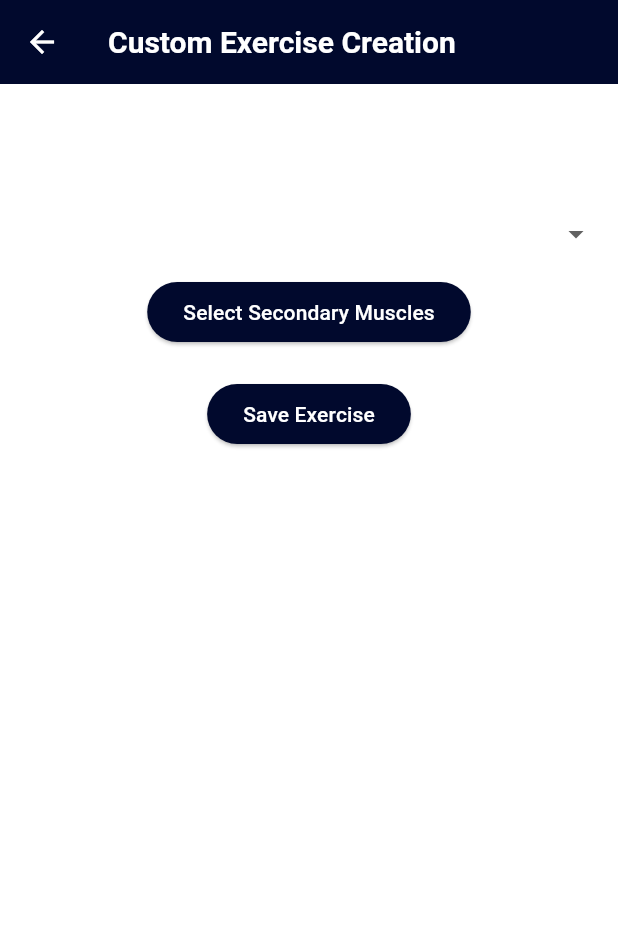
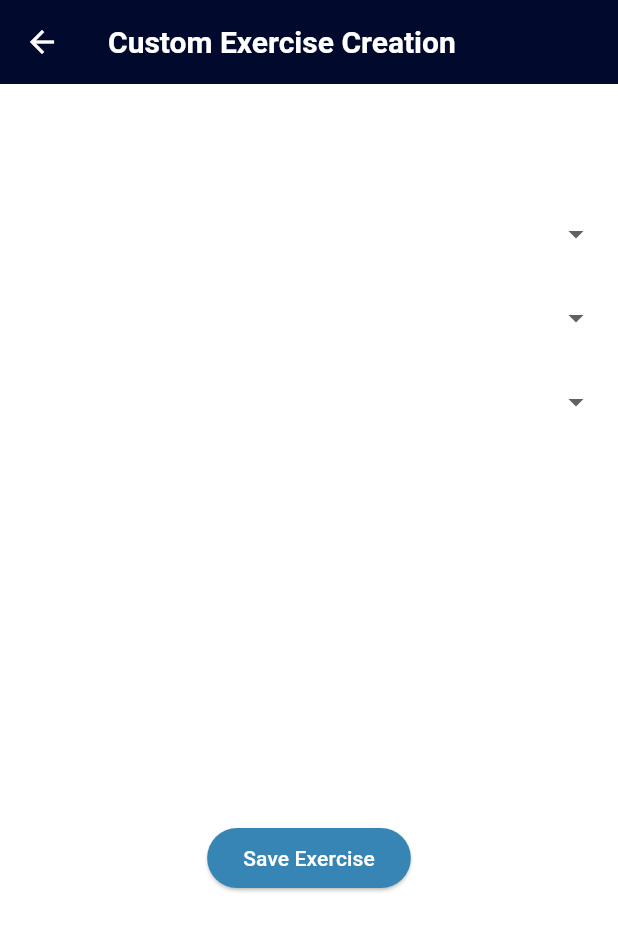
Before and after one commit to grantrisk/peak, a Flutter app: the CreateCustomExerciseScreen screen opened directly, on a phone screen of 412 x 824 dp. Shown: the top 931 px of the screen. Run offline on Flutter 3.47's test engine with Material 3 defaults, Android fonts, the phone set to English and light mode, and no system bars; our stand-ins replace audioplayers, cloud_firestore, firebase_auth, firebase_core, flutter_cache_manager, flutter_dotenv and 1 more; accounts and stored records are empty; network calls fail.

Commit message:
Features and expectations (#49)
This PR updates our README with a clear definition of what this app
needs to be capable of doing in the future. Also this PR updates and
creates models that the system will need to be able to handle. Future
PRs will need to resolve the current code and integrate it with the
models. Going to make this PR just to get the new models into the repo
and start focusing on cleaning up other code sections in other issues
and PRs.

Resolves #44

```diff
--- /dev/null
+++ b/lib/models/exercise_history_model.dart
@@ -0,0 +1,52 @@
+import 'package:peak/models/exercise_set_model.dart';
+
+class ExerciseHistory {
+  String id;
+  DateTime completedDate;
+  List<ExerciseSet> sets;
+  int totalWeightLifted;
+  int totalReps;
+  int totalSets;
+  int averageWeight;
+  int averageReps;
+
+  ExerciseHistory({
+    required this.id,
+    required this.completedDate,
+    required this.sets,
+    required this.totalWeightLifted,
+    required this.totalReps,
+    required this.totalSets,
+    required this.averageWeight,
+    required this.averageReps,
+  });
+
+  static fromJson(json) {
+    return ExerciseHistory(
+      id: json['id'] ?? '',
+      completedDate: DateTime.parse(json['completed_date']),
+      sets: json['sets'] != null
+          ? List<ExerciseSet>.from(
+              json['sets'].map((model) => ExerciseSet.fromJson(model)))
+          : [],
+      totalWeightLifted: json['total_weight_lifted'] ?? 0,
+      totalReps: json['total_reps'] ?? 0,
+      totalSets: json['total_sets'] ?? 0,
+      averageWeight: json['average_weight'] ?? 0,
+      averageReps: json['average_reps'] ?? 0,
+    );
+  }
+
+  toJson() {
+    return {
+      'id': id,
+      'completed_date': completedDate.toIso8601String(),
+      'sets': sets.map((s) => s.toJson()).toList(),
+      'total_weight_lifted': totalWeightLifted,
+      'total_reps': totalReps,
+      'total_sets': totalSets,
+      'average_weight': averageWeight,
+      'average_reps': averageReps,
+    };
+  }
+}
--- a/lib/models/exercise_model.dart
+++ b/lib/models/exercise_model.dart
@@ -1,4 +1,10 @@
-import 'exercise_set_model.dart';
+import 'package:peak/models/exercise_history_model.dart';
+import 'package:peak/models/exercise_set_model.dart';
+import 'package:peak/models/workout_session_model.dart';
+
+enum ExerciseEquipment { bodyWeight, dumbbell, barbell, machine, none }
+
+enum ExerciseType { strength, cardio, flexibility }
 
 class Exercise {
   String id;
@@ -8,6 +14,11 @@ class Exercise {
   List<ExerciseSet> sets;
   String owner = '';
   bool custom;
+  ExerciseType type;
+  ExerciseEquipment equipment;
+  int? difficulty; // 1-10
+  WorkoutSession? lastWorkoutSession;
+  ExerciseHistory? history;
 
   Exercise({
     required this.id,
@@ -16,7 +27,12 @@ class Exercise {
     required this.secondaryMuscles,
     required this.owner,
     required this.custom,
+    required this.type,
+    required this.equipment,
     this.sets = const [],
+    this.difficulty,
+    this.lastWorkoutSession,
+    this.history,
   });
 
   factory Exercise.fromJson(Map<String, dynamic> json) {
@@ -30,6 +46,19 @@ class Exercise {
           : [],
       owner: json['owner'] ?? 'NULL',
       custom: json['custom'] ?? false,
+      type: stringToExerciseType(json['type']),
+      equipment: stringToExerciseEquipment(json['equipment']),
+      sets: json['sets'] != null
+          ? List<ExerciseSet>.from(
+              json['sets'].map((model) => ExerciseSet.fromJson(model)))
+          : [],
+      difficulty: json['difficulty'] ?? 5,
+      lastWorkoutSession: json['last_workout_session'] != null
+          ? WorkoutSession.fromJson(json['last_workout_session'])
+          : null,
+      history: json['history'] != null
+          ? ExerciseHistory.fromJson(json['history'])
+          : null,
     );
   }
 
@@ -47,6 +76,36 @@ class Exercise {
         'secondary': secondaryMuscles,
       },
       'owner': owner,
+      'custom': custom,
+      'type': exerciseTypeToString(type),
+      'equipment': exerciseEquipmentToString(equipment),
+      'sets': sets.map((e) => e.toJson()).toList(),
+      'difficulty': difficulty,
+      'last_workout_session':
+          lastWorkoutSession != null ? lastWorkoutSession!.id : null,
+      'history': history != null ? history!.toJson() : null,
     };
   }
 }
+
+ExerciseType stringToExerciseType(String? typeString) {
+  return ExerciseType.values.firstWhere(
+    (type) => type.toString().split('.').last == typeString,
+    orElse: () => ExerciseType.strength, // Default value if not found
+  );
+}
+
+ExerciseEquipment stringToExerciseEquipment(String? equipmentString) {
+  return ExerciseEquipment.values.firstWhere(
+    (equipment) => equipment.toString().split('.').last == equipmentString,
+    orElse: () => ExerciseEquipment.none, // Default value if not found
+  );
+}
+
+String exerciseTypeToString(ExerciseType type) {
+  return type.toString().split('.').last;
+}
+
+String exerciseEquipmentToString(ExerciseEquipment equipment) {
+  return equipment.toString().split('.').last;
+}
--- a/lib/models/user_model.dart
+++ b/lib/models/user_model.dart
@@ -1,6 +1,25 @@
 class User {
-  String id; // User identifier, useful for Firestore
-  // Other user-related fields
+  String userId;
+  String email;
+  DateTime createdAt;
+  DateTime lastLogin;
+  String firstName;
+  String lastName;
+  String height;
+  int weight;
+  DateTime birthDate;
+  String sex;
 
-  User({required this.id});
+  User({
+    required this.userId,
+    required this.email,
+    required this.createdAt,
+    required this.lastLogin,
+    required this.firstName,
+    required this.lastName,
+    required this.height,
+    required this.weight,
+    required this.birthDate,
+    required this.sex,
+  });
 }
--- a/lib/models/workout_session_model.dart
+++ b/lib/models/workout_session_model.dart
@@ -1,15 +1,53 @@
 import 'package:flutter/cupertino.dart';
-
-import 'exercise_model.dart';
+import 'package:peak/models/exercise_model.dart';
+import 'package:peak/models/user_goal_model.dart';
 
 class WorkoutSession {
   String id = UniqueKey().toString();
   String owner = '';
   DateTime date;
   List<Exercise> exercises;
+  Duration duration = Duration.zero;
+  int? intensity; // 1-10
+  List<UserGoal>? goals = [];
+  String? notes = '';
 
   WorkoutSession(
-      {required this.date, required this.owner, List<Exercise>? exercises})
-      : exercises = exercises ??
-            []; // Providing a non-const default value using constructor body
+      {required this.date,
+      required this.owner,
+      required this.exercises,
+      required this.duration,
+      this.intensity,
+      this.goals,
+      this.notes});
+
+  static fromJson(json) {
+    return WorkoutSession(
+      date: DateTime.parse(json['date']),
+      owner: json['owner'] ?? 'unknown',
+      exercises: json['exercises'] != null
+          ? List<Exercise>.from(
+              json['exercises'].map((model) => Exercise.fromJson(model)))
+          : [],
+      duration: Duration(seconds: json['duration']),
+      intensity: json['intensity'],
+      goals: json['goals'] != null
+          ? List<UserGoal>.from(
+              json['goals'].map((model) => UserGoal.fromJson(model)))
+          : [],
+      notes: json['notes'],
+    );
+  }
+
+  toJson() {
+    return {
+      'date': date.toIso8601String(),
+      'owner': owner,
+      'exercises': exercises.map((e) => e.toJson()).toList(),
+      'duration': duration.inSeconds,
+      'intensity': intensity,
+      'goals': goals?.map((g) => g.toJson()).toList(),
+      'notes': notes,
+    };
+  }
 }
--- a/lib/repositories/ExerciseRepository.dart
+++ b/lib/repositories/ExerciseRepository.dart
@@ -12,7 +12,7 @@ class ExerciseRepository {
   final FirebaseAuth _auth = FirebaseAuth.instance;
   final CustomCacheManager _cacheManager = CustomCacheManager();
   final String defaultExerciseKey = 'default_exercises';
-  final String customExerciseKey = 'exercises';
+  final String customExerciseKey = 'custom_exercises';
 
   Future<List<Exercise>> fetchExercises() async {
     logger.info('Fetching exercises');
@@ -32,6 +32,11 @@ class ExerciseRepository {
       logger.info('Fetching default exercises from Firestore');
       var collection = await _firestore.collection(defaultExerciseKey).get();
 
+      /*
+        TODO: when generating a random workout, the default exercises are
+          fetched from Firestore and display on the workout screen with no
+          muscle groups
+      */
       List<Exercise> defaultExercises =
           collection.docs.map((doc) => Exercise.fromJson(doc.data())).toList();
 
@@ -67,7 +72,7 @@ class ExerciseRepository {
           .then((_) {
         logger.info('Exercise saved successfully');
       }).catchError((error) {
-        logger.error('Failed to save exercise');
+        logger.error('DB error: $error');
       });
 
       // Save the exercise to the cache
@@ -85,7 +90,7 @@ class ExerciseRepository {
 
       return true;
     } catch (e) {
-      logger.error('Failed to save exercise');
+      logger.error('Failed to save exercise: $e');
       return false;
     }
   }
--- a/lib/screens/create_custom_exercise_screen.dart
+++ b/lib/screens/create_custom_exercise_screen.dart
@@ -19,8 +19,9 @@ class _CreateCustomExerciseScreenState
   final _formKey = GlobalKey<FormState>();
   final TextEditingController _nameController = TextEditingController();
   String? _selectedPrimaryMuscle;
+  ExerciseType? _selectedExerciseType;
+  ExerciseEquipment? _selectedExerciseEquipment;
   List<String> _selectedSecondaryMuscles = [];
-  bool _isSecondaryMuscleSelectionOpen = false;
 
   List<String> muscles = [
     "shoulders",
@@ -82,6 +83,70 @@ class _CreateCustomExerciseScreenState
                   },
                 ),
                 DropdownButtonFormField<String>(
+                  value: _selectedExerciseType != null
+                      ? exerciseTypeToString(_selectedExerciseType!)
+                      : null,
+                  hint: Text(
+                    "Select Exercise Type",
+                    style: TextStyle(color: theme.colorScheme.onPrimary),
+                  ),
+                  items: ExerciseType.values.map((ExerciseType value) {
+                    return DropdownMenuItem<String>(
+                      value: exerciseTypeToString(value),
+                      child: Text(
+                        exerciseTypeToString(value),
+                        style: TextStyle(color: theme.colorScheme.onPrimary),
+                      ),
+                    );
+                  }).toList(),
+                  onChanged: (String? newValue) {
+                    setState(() {
+                      _selectedExerciseType = stringToExerciseType(newValue);
+                    });
+                  },
+                  decoration: InputDecoration(
+                    labelText: 'Exercise Type',
+                    labelStyle: TextStyle(color: theme.colorScheme.onPrimary),
+                  ),
+                  validator: (value) {
+                    if (value == null) {
+                      return 'Please select the exercise type';
+                    }
+                    return null;
+                  },
+                ),
+                DropdownButtonFormField<String>(
+                  value: _selectedExerciseEquipment != null
+                      ? exerciseEquipmentToString(_selectedExerciseEquipment!)
+                      : null,
+                  hint: Text("Select Equipment Type",
+                      style: TextStyle(color: theme.colorScheme.onPrimary)),
+                  items:
+                      ExerciseEquipment.values.map((ExerciseEquipment value) {
+                    return DropdownMenuItem<String>(
+                      value: exerciseEquipmentToString(value),
+                      child: Text(exerciseEquipmentToString(value),
+                          style: TextStyle(color: theme.colorScheme.onPrimary)),
+                    );
+                  }).toList(),
+                  onChanged: (String? newValue) {
+                    setState(() {
+                      _selectedExerciseEquipment =
+                          stringToExerciseEquipment(newValue);
+                    });
+                  },
+                  decoration: InputDecoration(
+                    labelText: 'Equipment Type',
+                    labelStyle: TextStyle(color: theme.colorScheme.onPrimary),
+                  ),
+                  validator: (value) {
+                    if (value == null) {
+                      return 'Please select the equipment type';
+                    }
+                    return null;
+                  },
+                ),
+                DropdownButtonFormField<String>(
                   value: _selectedPrimaryMuscle,
                   hint: Text("Select Primary Muscle",
                       style: TextStyle(color: theme.colorScheme.onPrimary)),
@@ -94,7 +159,7 @@ class _CreateCustomExerciseScreenState
                   }).toList(),
                   onChanged: (newValue) {
                     setState(() {
-                      _selectedPrimaryMuscle = newValue;
+                      _selectedPrimaryMuscle = newValue!;
                     });
                   },
                   decoration: InputDecoration(
@@ -108,26 +173,14 @@ class _CreateCustomExerciseScreenState
                     return null;
                   },
                 ),
-                ElevatedButton(
-                  onPressed: () {
-                    setState(() {
-                      _isSecondaryMuscleSelectionOpen =
-                          !_isSecondaryMuscleSelectionOpen;
-                    });
-                  },
-                  child: Text(
-                      _isSecondaryMuscleSelectionOpen
-                          ? "Close Secondary Muscles"
-                          : "Select Secondary Muscles",
+                SizedBox(height: 20),
+                Text("Secondary Muscles",
                     style: TextStyle(color: theme.colorScheme.onPrimary)),
-                ),
-                if (_isSecondaryMuscleSelectionOpen)
                 Wrap(
                   children: muscles.map((muscle) {
                     return ChoiceChip(
                       label: Text(muscle),
-                        labelStyle:
-                            TextStyle(color: theme.colorScheme.onPrimary),
+                      labelStyle: TextStyle(color: theme.colorScheme.onPrimary),
                       selected: _selectedSecondaryMuscles.contains(muscle),
                       onSelected: (bool selected) {
                         setState(() {
@@ -151,6 +204,10 @@ class _CreateCustomExerciseScreenState
                   },
                   child: Text('Save Exercise',
                       style: TextStyle(color: theme.colorScheme.onPrimary)),
+                  style: ButtonStyle(
+                    backgroundColor: MaterialStateProperty.all<Color>(
+                        theme.colorScheme.secondary),
+                  ),
                 ),
               ],
             ),
@@ -169,6 +226,8 @@ class _CreateCustomExerciseScreenState
       sets: [],
       owner: _auth.currentUser!.uid,
       custom: true,
+      type: _selectedExerciseType!,
+      equipment: _selectedExerciseEquipment!,
     );
 
     // Save the exercise to the database
@@ -187,6 +246,8 @@ class _CreateCustomExerciseScreenState
     setState(() {
       _selectedPrimaryMuscle = null;
       _selectedSecondaryMuscles = [];
+      _selectedExerciseType = null;
+      _selectedExerciseEquipment = null;
     });
   }
 
--- a/lib/screens/new_workout_screen.dart
+++ b/lib/screens/new_workout_screen.dart
@@ -49,7 +49,10 @@ class _NewWorkoutScreenState extends State<NewWorkoutScreen> {
     WidgetsBinding.instance.addPostFrameCallback((_) {
       Provider.of<WorkoutSessionProvider>(context, listen: false)
           .initializeWorkoutSession(WorkoutSession(
-              date: DateTime.now(), owner: _auth.currentUser!.uid));
+              date: DateTime.now(),
+              owner: _auth.currentUser!.uid,
+              exercises: [],
+              duration: Duration.zero));
 
       if (widget.initialExercises != null) {
         for (var exercise in widget.initialExercises!) {
@@ -62,6 +65,8 @@ class _NewWorkoutScreenState extends State<NewWorkoutScreen> {
             secondaryMuscles: exercise.secondaryMuscles,
             owner: exercise.owner,
             custom: exercise.custom,
+            type: exercise.type,
+            equipment: exercise.equipment,
           ));
         }
       }
--- a/lib/screens/sign_up_screen.dart
+++ b/lib/screens/sign_up_screen.dart
@@ -26,6 +26,7 @@ class _SignUpScreenState extends State<SignUpScreen> {
       // The "!" tells the interpreter that we know this cannot be null.
       final newUser = userCreds.user!;
 
+      // TODO: need to add this to the user model instead of hardcoding it
       final userInfo = {
         'docId': newUser.uid,
         'email': _email,
@@ -33,6 +34,12 @@ class _SignUpScreenState extends State<SignUpScreen> {
         'lastLogin': Timestamp.now(),
         'preferences': {'example': 1234},
       };
+      /*
+        FIXME: the preferences field could be an issue especially as that
+          scales. If you update the preferences, you would also have to pass
+          back in all the other points in the preference field. So instead of
+          it being just a write, its a read, update, write. This could be
+      */
 
       await _dbs.insert('users', newUser.uid, userInfo);
 
--- a/lib/widgets/searchable_dropdown.dart
+++ b/lib/widgets/searchable_dropdown.dart
@@ -56,6 +56,7 @@ class _SearchableDropdownState extends State<SearchableDropdown> {
     super.initState();
     _filteredItems = widget.items;
     _initPrimaryMuscles();
+    _sortItems();
   }
 
   void _initPrimaryMuscles() {
@@ -64,6 +65,10 @@ class _SearchableDropdownState extends State<SearchableDropdown> {
         .toSet()
         .toList();
     primaryMuscles.insert(0, 'All');
+  }
+
+  void _sortItems() {
+    widget.items.sort((a, b) => a.name.compareTo(b.name));
   }
 
   void _filterItems(String enteredKeyword) {
```
Also changed, not shown: lib/models/daily_intake_model.dart (added, +34 -0 lines), lib/models/exercise_set_model.dart (+25 -1 lines), lib/models/food_item_model.dart (added, +41 -0 lines), lib/models/meal_model.dart (added, +29 -0 lines), lib/models/user_goal_model.dart (added, +53 -0 lines), lib/models/user_metric_model.dart (added, +17 -0 lines), lib/providers/workout_session_provider.dart (+14 -4 lines), 1 other file. Lines whose indentation alone changed are shown as unchanged.
